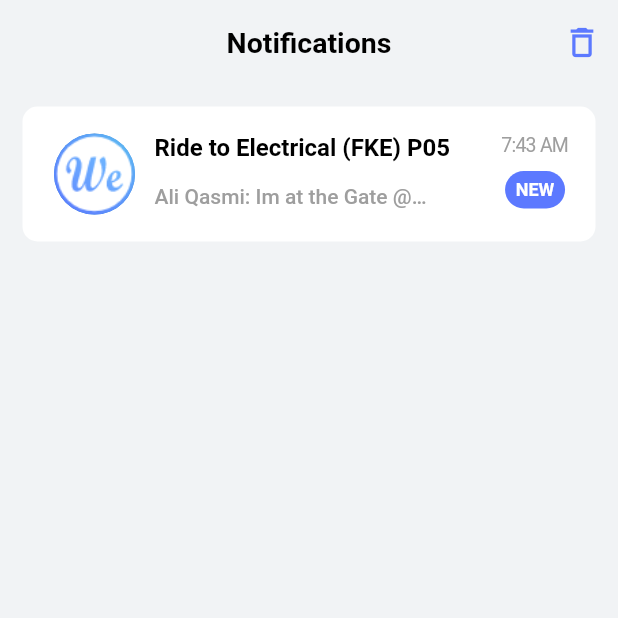
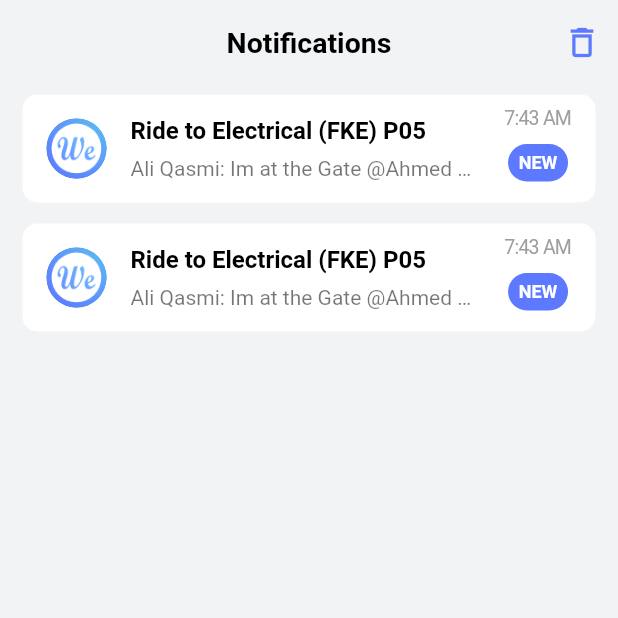
Before and after one commit to kamaleldincom/WeShare, a Flutter app: the Notifications screen opened by its route, on a phone screen of 412 x 824 dp, the top half of it. Run offline on Flutter 3.47's test engine with Material 2 defaults, Android fonts, the phone set to English and light mode, and no system bars; missing offline and left inert: flare_splash_screen.

```diff
--- a/weshare_main/lib/main.dart
+++ b/weshare_main/lib/main.dart
@@ -23,6 +23,7 @@ class MyApp extends StatelessWidget {
     return MaterialApp(
       theme: ThemeData(
         primarySwatch: Colors.blue,
+        accentColor: Color(0xFF5C79FF),
         // fontFamily: 'SegoeUI',
         textTheme: ThemeData.light().textTheme.copyWith(
                 title: TextStyle(
--- a/weshare_main/lib/screens/Dashboard.dart
+++ b/weshare_main/lib/screens/Dashboard.dart
@@ -16,6 +16,7 @@ class _DashboardState extends State<Dashboard> {
           child: Scaffold(
         backgroundColor: Color(0xFFF1F3F5),
         appBar: AppBar(
+          brightness: Brightness.light,
           automaticallyImplyLeading: false,
         backgroundColor: Color(0xFFF1F3F5),
           title: Text(
--- a/weshare_main/lib/screens/Notifications.dart
+++ b/weshare_main/lib/screens/Notifications.dart
@@ -15,6 +15,7 @@ class _NotificationsState extends State<Notifications> {
           child: Scaffold(
         backgroundColor: Color(0xFFF1F3F5),
         appBar: AppBar(
+          brightness: Brightness.light,
          automaticallyImplyLeading: false,
         backgroundColor: Color(0xFFF1F3F5),
           title: Text(
@@ -36,55 +37,189 @@ class _NotificationsState extends State<Notifications> {
           ],
 
         ),
-        body: Container(
-            height: 90,
-            margin: EdgeInsets.all(15),
-            padding: EdgeInsets.all(18),
-            decoration: BoxDecoration(
-            color: Colors.white,
-            borderRadius: BorderRadius.circular(10)
+        // body: Container(
+        //     height: 90,
+        //     margin: EdgeInsets.all(15),
+        //     padding: EdgeInsets.all(18),
+        //     decoration: BoxDecoration(
+        //     color: Colors.white,
+        //     borderRadius: BorderRadius.circular(10)
+        //     ),
+        //   child: Row(
+        //     mainAxisAlignment: MainAxisAlignment.spaceBetween,
+        //     children: <Widget>[
+        //       Row(
+        //         children: <Widget>[
+
+        //           CircleAvatar(
+        //             backgroundImage: AssetImage('assets/logo.png'),
+        //             radius: 30.0,
+
+        //           ),
+        //           SizedBox(width: 10,),
+        //           Column(
+        //             crossAxisAlignment: CrossAxisAlignment.start,
+        //             children: <Widget>[
+        //               Text(
+        //                 'Ride to Electrical (FKE) P05',
+        //                 style: TextStyle(
+        //                   color: Colors.black,
+        //                   fontSize: 16,
+        //                   fontWeight: FontWeight.w600,
+        //                 ),
+        //               ),
+        //               SizedBox(height: 15.0,),
+        //               Container(
+        //                 width: MediaQuery.of(context).size.width * 0.45,
+        //                 child: Text(
+        //                   'Ali Qasmi: Im at the Gate @Ahmed Kamal',
+        //                   style: TextStyle(
+        //                     color: Colors.grey,
+        //                     fontSize: 14,
+        //                     fontWeight: FontWeight.w500,
+        //                   ),
+        //                   overflow: TextOverflow.ellipsis,
+        //                 ),
+        //               ),
+        //             ],
+        //           ),
+        //         ],
+        //       ),
+        //       Column(
+        //         children: <Widget>[
+        //           Text(
+        //             '7:43 AM',
+        //             style: TextStyle(
+        //                     color: Colors.grey,
+        //                     fontSize: 13,
+        //                     fontWeight: FontWeight.w400,
+        //                     letterSpacing: -0.5,
+        //                   ),
+        //           ),
+        //           SizedBox(height: 10.0),
+        //           Container(
+        //             width: 40,
+        //             height: 25,
+        //             decoration: BoxDecoration(
+        //               color: Color(0xFF5C79FF),
+        //               borderRadius: BorderRadius.circular(30),
+        //             ),
+        //             alignment: Alignment.center,
+        //             child: Text(
+        //               'NEW',
+        //               style: TextStyle(
+        //                 color: Colors.white,
+        //                 fontSize: 12,
+        //                 fontWeight: FontWeight.bold,
+        //               ),
+
+        //             ),
+        //           )
+        //         ],
+        //       ),
+        //     ],
+        //   ),
+        // ),
+
+        // body: ListView.separated(
+        //   itemCount: criteria.length,
+        //   itemBuilder: (context, index) => ListTile(
+        //     title: Text(criteria[index].title),
+        //     subtitle: Text(criteria[index].description),
+        //     trailing: DropdownButton<int>(
+        //       value: widget._data.points[index],
+        //       items: scales
+        //           .map(
+        //             (scale) => DropdownMenuItem(
+        //               value: scale.value,
+        //               child: Text(scale.title),
+        //             ),
+        //           )
+        //           .toList(),
+        //       onChanged: (newValue) =>
+        //           setState(() => widget._data.points[index] = newValue),
+        //     ),
+        //   ),
+        //   separatorBuilder: (context, index) => Divider(
+        //     color: Colors.grey,
+        //   ),
+        // ),
+
+        body: ListView.builder(
+          itemCount: 2,
+          itemBuilder: (context,index) => Card(
+            shape: RoundedRectangleBorder(
+            borderRadius: BorderRadius.circular(10.0),
             ),
-          child: Row(
-            mainAxisAlignment: MainAxisAlignment.spaceBetween,
-            children: <Widget>[
-              Row(
-                children: <Widget>[
+            margin: EdgeInsets.symmetric(horizontal: 15, vertical: 7),
+            elevation: 0.0,
+              child: ListTile(
 
-                  CircleAvatar(
-                    backgroundImage: AssetImage('assets/logo.png'),
-                    radius: 30.0,
-
+              leading:  CircleAvatar(
+                       backgroundImage:
+                          AssetImage('assets/logo.png'),
                     ),
-                  SizedBox(width: 10,),
-                  Column(
-                    crossAxisAlignment: CrossAxisAlignment.start,
-                    children: <Widget>[
-                      Text(
+            //   Container(
+            //   width: 50,
+            //   height: 50,
+            //   decoration: BoxDecoration(
+            //     shape: BoxShape.circle,
+            //     border: Border.all(
+            //       color: Colors.white,
+            //       width: 3,
+            //     ),
+            //     boxShadow: [
+            //       BoxShadow(
+            //           color: Colors.grey.withOpacity(.3),
+            //           offset: Offset(0, 5),
+            //           blurRadius: 25)
+            //     ],
+            //   ),
+            //   child: Stack(
+            //     children: [
+            //       Positioned.fill(
+            //         child: CircleAvatar(
+            //           backgroundImage:
+            //               AssetImage('assets/logo.png'),
+            //         ),
+            //       ),
+                   // friendsList[i]['isOnline']
+                   //     ? Align(
+                   //         alignment: Alignment.topRight,
+                   //         child: Container(
+                   //           height: 15,
+                   //           width: 15,
+                   //           decoration: BoxDecoration(
+                   //             border: Border.all(
+                   //               color: Colors.white,
+                   //               width: 3,
+                   //             ),
+                   //             shape: BoxShape.circle,
+                   //             color: Colors.green,
+                   //           ),
+                   //         ),
+                   //       ) :
+            //            Container(),
+            //     ],
+            //   ),
+            // ),
+            title: Container(
+              padding: EdgeInsets.symmetric(vertical: 8,),
+              child: Text(
                             'Ride to Electrical (FKE) P05',
                             style: TextStyle(
                               color: Colors.black,
                               fontSize: 16,
                               fontWeight: FontWeight.w600,
                             ),
-                      ),
-                      SizedBox(height: 15.0,),
-                      Container(
-                        width: MediaQuery.of(context).size.width * 0.45,
-                        child: Text(
-                          'Ali Qasmi: Im at the Gate @Ahmed Kamal',
-                          style: TextStyle(
-                            color: Colors.grey,
-                            fontSize: 14,
-                            fontWeight: FontWeight.w500,
-                          ),
                 overflow: TextOverflow.ellipsis,
               ),
             ),
-                    ],
+            subtitle: Text(
+             'Ali Qasmi: Im at the Gate @Ahmed Kamal',
+             overflow: TextOverflow.ellipsis,
             ),
-                ],
-              ),
-              Column(
+            trailing: Column(
               children: <Widget>[
                   Text(
                     '7:43 AM',
@@ -116,7 +251,7 @@ class _NotificationsState extends State<Notifications> {
                   )
                 ],
             ),
-            ],
+            ),
           ),
         ),
         // bottomNavigationBar: BtmNavBar(),
--- a/weshare_main/lib/screens/Rides.dart
+++ b/weshare_main/lib/screens/Rides.dart
@@ -15,8 +15,9 @@ class _RidesState extends State<Rides> {
           child: Scaffold(
         backgroundColor: Color(0xFFF1F3F5),
         appBar: AppBar(
-        automaticallyImplyLeading: false,
-        backgroundColor: Color(0xFFF1F3F5),
+          brightness: Brightness.light,
+          automaticallyImplyLeading: false,
+          backgroundColor: Color(0xFFF1F3F5),
           title: Text(
             'Rides',
             style: TextStyle(
--- a/weshare_main/lib/screens/authentication/Login.dart
+++ b/weshare_main/lib/screens/authentication/Login.dart
@@ -25,12 +25,13 @@ class _LoginState extends State<Login> {
           appBar: PreferredSize(
             preferredSize: Size.fromHeight(202.0),
             child: AppBar(
-
+              brightness: Brightness.light,
               automaticallyImplyLeading: false,
               backgroundColor: Colors.white,
               flexibleSpace: Padding(
                 padding: const EdgeInsets.fromLTRB(0, 25, 0, 0),
                 child: Column(
+                  mainAxisAlignment: MainAxisAlignment.end,
                   children: <Widget>[
                     Image.asset(
                       'assets/logo.png',
@@ -68,6 +69,7 @@ class _LoginState extends State<Login> {
             ),
           ),
           body: TabBarView(children: [
+
             Container(
                 padding: EdgeInsets.symmetric(vertical: 20, horizontal: 50.0),
                 child: Form(
--- a/weshare_main/lib/screens/settings.dart
+++ b/weshare_main/lib/screens/settings.dart
@@ -8,6 +8,7 @@ class Settings extends StatelessWidget {
       backgroundColor: Color(0xFFF1F3F5),
 
       appBar: AppBar(
+        brightness: Brightness.light,
         backgroundColor: Color(0xFFF1F3F5),
         leading: BackButton(
             color: Color(0xFF5C79FF),
@@ -118,6 +119,7 @@ class SettingsButtons extends StatelessWidget {
   @override
   Widget build(BuildContext context) {
     return Column(children: <Widget>[
+
       ListTile(
         leading: Icon(
           icon,
```
Lines whose indentation alone changed are shown as unchanged.
